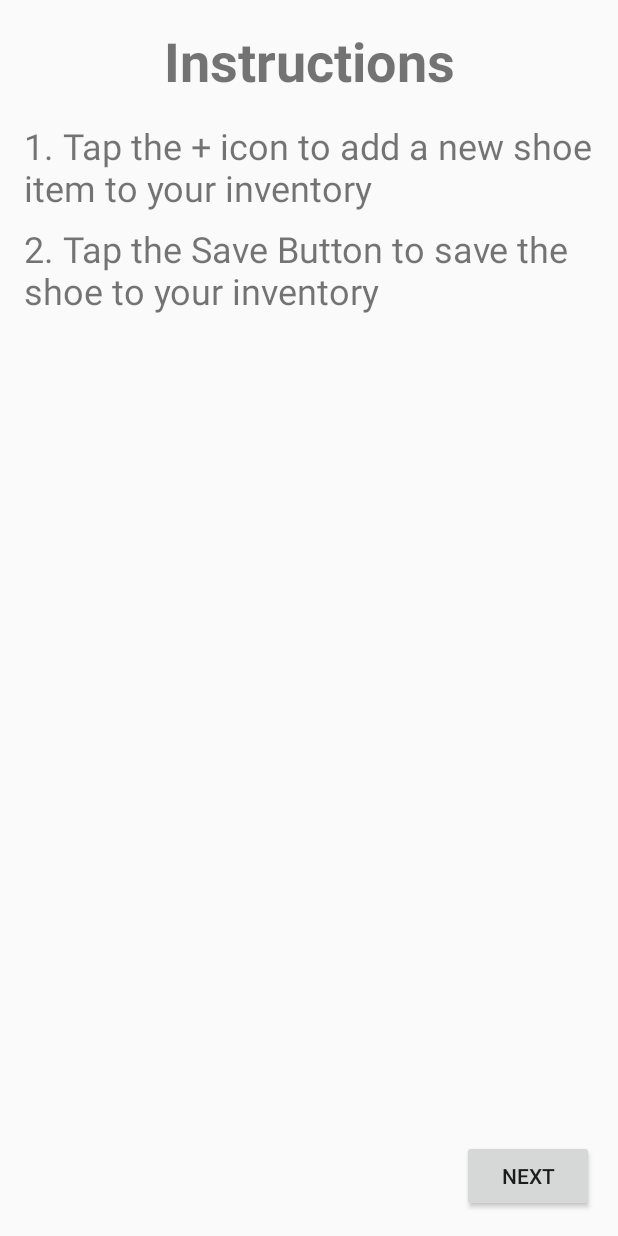
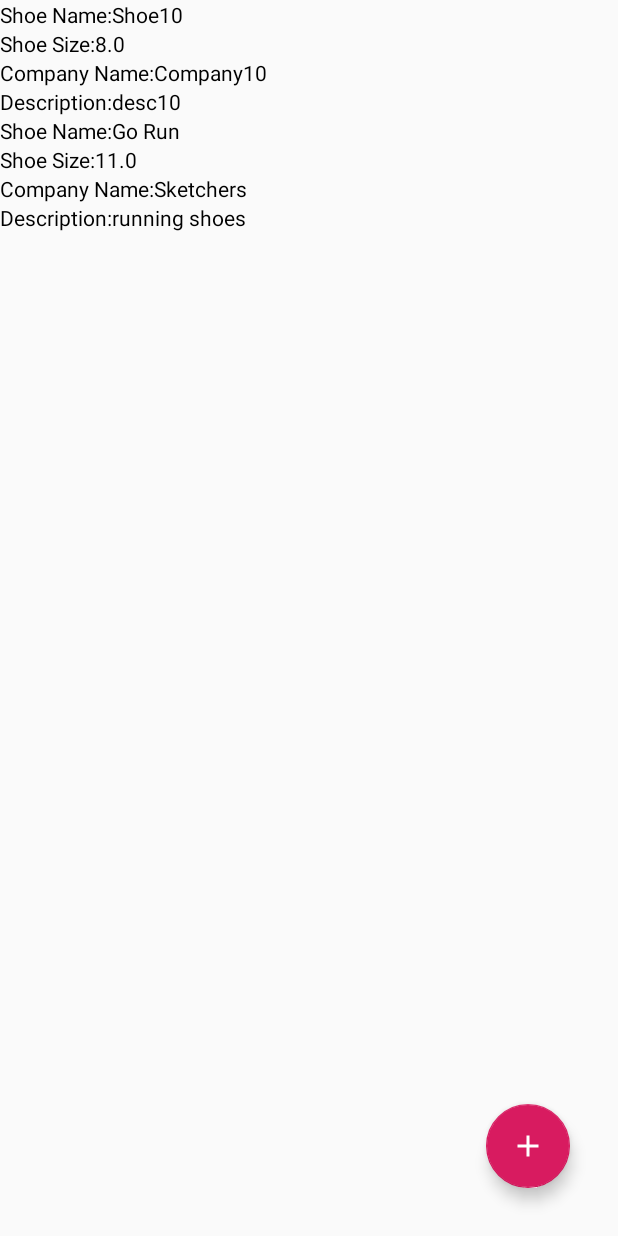
Before and after one commit to ajaysinghthakur/ShoeStore, an Android app: the InstructionFragment screen opened through its navigation route, after a tap on "NEXT", on a phone screen of 412 x 824 dp. Run offline under Robolectric (Android 15) with nearby library versions, the phone set to English and light mode, and no system bars; our stand-ins replace Timber, data binding, navigation-ui.

Commit message:
added shoe list, working on shoe detail

```diff
--- /dev/null
+++ b/app/src/main/java/com/udacity/shoestore/models/ShoeListViewModel.kt
@@ -0,0 +1,29 @@
+package com.udacity.shoestore.models
+
+import androidx.lifecycle.LiveData
+import androidx.lifecycle.MutableLiveData
+import androidx.lifecycle.ViewModel
+import timber.log.Timber
+
+class ShoeListViewModel: ViewModel() {
+
+    private var _shoeList = MutableLiveData<MutableList<Shoe>>()
+    val  shoeList: LiveData<MutableList<Shoe>>
+        get() = _shoeList
+
+    init {
+        Timber.i("in init")
+        _shoeList.value = mutableListOf()
+        addShoe("Shoe10", 8.0, "Company10", "desc10")
+        addShoe("Go Run", size = 11.0, company = "Sketchers", description = "running shoes")
+    }
+
+    fun addShoe(name: String, size: Double, company: String, description: String) {
+        Timber.i("Adding shoe")
+        _shoeList.value?.add(Shoe(name, size, company, description))
+        Timber.i(_shoeList.value?.joinToString())
+    }
+
+
+
+}
--- /dev/null
+++ b/app/src/main/java/com/udacity/shoestore/ui/detail/ShoeDetailFragment.kt
@@ -0,0 +1,30 @@
+package com.udacity.shoestore.ui.detail
+
+import android.os.Bundle
+import androidx.fragment.app.Fragment
+import android.view.LayoutInflater
+import android.view.View
+import android.view.ViewGroup
+import com.udacity.shoestore.R
+
+
+/**
+ * A simple [Fragment] subclass.
+ * Use the [ShoeDetailFragment.newInstance] factory method to
+ * create an instance of this fragment.
+ */
+class ShoeDetailFragment : Fragment() {
+
+
+    override fun onCreate(savedInstanceState: Bundle?) {
+        super.onCreate(savedInstanceState)
+    }
+
+    override fun onCreateView(
+        inflater: LayoutInflater, container: ViewGroup?,
+        savedInstanceState: Bundle?
+    ): View? {
+        // Inflate the layout for this fragment
+        return inflater.inflate(R.layout.fragment_shoe_detail, container, false)
+    }
+}
--- /dev/null
+++ b/app/src/main/java/com/udacity/shoestore/ui/home/ShoeListFragment.kt
@@ -0,0 +1,62 @@
+package com.udacity.shoestore.ui.home
+
+import android.os.Bundle
+import android.view.*
+import androidx.fragment.app.Fragment
+import androidx.databinding.DataBindingUtil
+import androidx.fragment.app.activityViewModels
+import androidx.lifecycle.LifecycleOwner
+import androidx.lifecycle.Observer
+import androidx.navigation.fragment.findNavController
+import com.udacity.shoestore.R
+import com.udacity.shoestore.databinding.FragmentShoeListBinding
+import com.udacity.shoestore.databinding.ShowRowBinding
+import com.udacity.shoestore.models.ShoeListViewModel
+import timber.log.Timber
+
+
+/**
+ * A simple [Fragment] subclass.
+ * Use the [ShoeListFragment.newInstance] factory method to
+ * create an instance of this fragment.
+ */
+class ShoeListFragment : Fragment() {
+
+    private val viewModel : ShoeListViewModel by activityViewModels()
+
+    override fun onCreate(savedInstanceState: Bundle?) {
+        super.onCreate(savedInstanceState)
+    }
+
+    override fun onCreateView(
+        inflater: LayoutInflater, container: ViewGroup?,
+        savedInstanceState: Bundle?
+    ): View? {
+        // Inflate the layout for this fragment
+        val  binding: FragmentShoeListBinding = DataBindingUtil.inflate(inflater, R.layout.fragment_shoe_list, container, false)
+        viewModel.shoeList.observe(this as LifecycleOwner, Observer {
+            for (shoe in viewModel.shoeList.value!!) {
+                val rowBinding = ShowRowBinding.inflate(inflater)
+                rowBinding.shoeData = shoe
+                binding.innerLayout.addView(rowBinding.root)
+            }
+        })
+
+        binding.fab.setOnClickListener {
+            Timber.i("in addShoeButton listener")
+            Timber.i(viewModel.shoeList.value?.joinToString(separator = "\n"))
+            val action = ShoeListFragmentDirections.actionShoeListFragmentToShoeDetailFragment()
+            findNavController().navigate(action)
+        }
+
+        // to show option menu
+        setHasOptionsMenu(true)
+
+        return binding.root
+    }
+
+    override fun onCreateOptionsMenu(menu: Menu, inflater: MenuInflater) {
+        inflater.inflate(R.menu.logout_menu, menu)
+        super.onCreateOptionsMenu(menu, inflater)
+    }
+}
--- a/app/src/main/java/com/udacity/shoestore/ui/onboarding/InstructionFragment.kt
+++ b/app/src/main/java/com/udacity/shoestore/ui/onboarding/InstructionFragment.kt
@@ -27,7 +27,7 @@ class InstructionFragment : Fragment() {
         val binding = DataBindingUtil.inflate<FragmentInstructionBinding>(inflater, R.layout.fragment_instruction, container, false)
 
         binding.instructionsNextButton.setOnClickListener {
-            val action = WelcomeFragmentDirections.actionWelcomeToInstruction()
+            val action = InstructionFragmentDirections.actionInstructionFragmentToHomeNavigation()
             NavHostFragment.findNavController(this).navigate(action)
         }
 
--- /dev/null
+++ b/app/src/main/res/layout/fragment_shoe_detail.xml
@@ -0,0 +1,14 @@
+<?xml version="1.0" encoding="utf-8"?>
+<FrameLayout xmlns:android="http://schemas.android.com/apk/res/android"
+    xmlns:tools="http://schemas.android.com/tools"
+    android:layout_width="match_parent"
+    android:layout_height="match_parent"
+    tools:context=".ui.detail.ShoeDetailFragment">
+
+    <!-- TODO: Update blank fragment layout -->
+    <TextView
+        android:layout_width="match_parent"
+        android:layout_height="match_parent"
+        android:text="@string/hello_blank_fragment" />
+
+</FrameLayout>
--- /dev/null
+++ b/app/src/main/res/layout/fragment_shoe_list.xml
@@ -0,0 +1,49 @@
+<?xml version="1.0" encoding="utf-8"?>
+<layout xmlns:android="http://schemas.android.com/apk/res/android"
+    xmlns:app="http://schemas.android.com/apk/res-auto"
+    xmlns:tools="http://schemas.android.com/tools"
+    tools:context=".ui.home.ShoeListFragment">
+
+    <androidx.constraintlayout.widget.ConstraintLayout
+        android:layout_width="match_parent"
+        android:layout_height="match_parent">
+
+        <ScrollView
+            android:id="@+id/scrollView"
+            android:layout_width="0dp"
+            android:layout_height="0dp"
+            app:layout_constraintBottom_toBottomOf="parent"
+            app:layout_constraintEnd_toEndOf="parent"
+            app:layout_constraintHorizontal_bias="1.0"
+            app:layout_constraintStart_toStartOf="parent"
+            app:layout_constraintTop_toTopOf="parent"
+            app:layout_constraintVertical_bias="1.0"
+            tools:ignore="SpeakableTextPresentCheck">
+
+
+            <LinearLayout
+                android:id="@+id/inner_layout"
+                android:layout_width="match_parent"
+                android:layout_height="wrap_content"
+                android:orientation="vertical">
+
+            </LinearLayout>
+        </ScrollView>
+
+        <com.google.android.material.floatingactionbutton.FloatingActionButton
+            android:id="@+id/fab"
+            android:layout_width="wrap_content"
+            android:layout_height="wrap_content"
+            android:layout_gravity="end|bottom"
+            android:layout_margin="32dp"
+            android:layout_marginEnd="32dp"
+            android:layout_marginBottom="32dp"
+            android:contentDescription="TODO"
+            android:src="@drawable/ic_add"
+            app:layout_constraintBottom_toBottomOf="parent"
+            app:layout_constraintEnd_toEndOf="@+id/scrollView" />
+
+
+    </androidx.constraintlayout.widget.ConstraintLayout>
+
+</layout>
--- a/app/src/main/res/layout/fragment_welcome.xml
+++ b/app/src/main/res/layout/fragment_welcome.xml
@@ -8,8 +8,7 @@
     <androidx.constraintlayout.widget.ConstraintLayout
         android:id="@+id/welcome_constraint_layout"
         android:layout_width="match_parent"
-        android:layout_height="match_parent"
-        tools:context=".screens.welcome.WelcomeFragment">
+        android:layout_height="match_parent">
 
         <TextView
             android:id="@+id/welcome_header"
--- /dev/null
+++ b/app/src/main/res/layout/show_row.xml
@@ -0,0 +1,55 @@
+<?xml version="1.0" encoding="utf-8"?>
+<layout xmlns:android="http://schemas.android.com/apk/res/android"
+    xmlns:app="http://schemas.android.com/apk/res-auto"
+    xmlns:tools="http://schemas.android.com/tools">
+
+    <data>
+        <variable
+            name="shoeData"
+            type="com.udacity.shoestore.models.Shoe" />
+    </data>
+
+    <LinearLayout
+        android:layout_width="match_parent"
+        android:layout_height="wrap_content"
+        android:orientation="vertical">
+
+        <TextView
+            android:id="@+id/name_label"
+            android:layout_width="match_parent"
+            android:layout_height="wrap_content"
+            android:text="@{@string/shoe_name + shoeData.name}"
+            android:textAlignment="viewStart"
+            android:textColor="@color/text_color"
+            android:visibility="visible" />
+
+        <TextView
+            android:id="@+id/size_label"
+            android:layout_width="match_parent"
+            android:layout_height="wrap_content"
+            android:text="@{@string/shoe_size + shoeData.size}"
+            android:textAlignment="viewStart"
+            android:textColor="@color/text_color"
+            android:visibility="visible" />
+
+
+        <TextView
+            android:id="@+id/company_label"
+            android:layout_width="match_parent"
+            android:layout_height="wrap_content"
+            android:text="@{@string/company_name + shoeData.company}"
+            android:textAlignment="viewStart"
+            android:textColor="@color/text_color"
+            android:visibility="visible" />
+
+        <TextView
+            android:id="@+id/description_label"
+            android:layout_width="match_parent"
+            android:layout_height="wrap_content"
+            android:text="@{@string/description + shoeData.description}"
+            android:textAlignment="viewStart"
+            android:textColor="@color/text_color"
+            android:visibility="visible" />
+    </LinearLayout>
+
+</layout>
--- /dev/null
+++ b/app/src/main/res/menu/logout_menu.xml
@@ -0,0 +1,10 @@
+<?xml version="1.0" encoding="utf-8"?>
+<menu xmlns:android="http://schemas.android.com/apk/res/android"
+    xmlns:app="http://schemas.android.com/apk/res-auto">
+
+    <item
+        android:id="@+id/loginFragment"
+        android:icon="@android:drawable/ic_menu_directions"
+        android:title="Logout"
+        app:showAsAction="never" />
+</menu>
--- /dev/null
+++ b/app/src/main/res/navigation/home_navigation.xml
@@ -0,0 +1,26 @@
+<?xml version="1.0" encoding="utf-8"?>
+<navigation xmlns:android="http://schemas.android.com/apk/res/android"
+    xmlns:app="http://schemas.android.com/apk/res-auto"
+    xmlns:tools="http://schemas.android.com/tools"
+    android:id="@+id/home_navigation"
+    app:startDestination="@id/shoeListFragment">
+
+    <fragment
+        android:id="@+id/shoeListFragment"
+        android:name="com.udacity.shoestore.ui.home.ShoeListFragment"
+        android:label="fragment_shoe_list"
+        tools:layout="@layout/fragment_shoe_list" >
+        <action
+            android:id="@+id/action_shoeListFragment_to_shoeDetailFragment"
+            app:destination="@id/shoeDetailFragment" />
+    </fragment>
+    <fragment
+        android:id="@+id/shoeDetailFragment"
+        android:name="com.udacity.shoestore.ui.detail.ShoeDetailFragment"
+        android:label="fragment_shoe_detail"
+        tools:layout="@layout/fragment_shoe_detail" >
+        <action
+            android:id="@+id/action_shoeDetailFragment_to_shoeListFragment"
+            app:destination="@id/shoeListFragment" />
+    </fragment>
+</navigation>
--- a/app/src/main/res/navigation/navigation.xml
+++ b/app/src/main/res/navigation/navigation.xml
@@ -27,5 +27,10 @@
         android:id="@+id/instructionFragment"
         android:name="com.udacity.shoestore.ui.onboarding.InstructionFragment"
         android:label="fragment_instruction"
-        tools:layout="@layout/fragment_instruction" />
+        tools:layout="@layout/fragment_instruction" >
+        <action
+            android:id="@+id/action_instructionFragment_to_home_navigation"
+            app:destination="@id/home_navigation" />
+    </fragment>
+    <include app:graph="@navigation/home_navigation" />
 </navigation>
--- a/app/src/main/res/values/colors.xml
+++ b/app/src/main/res/values/colors.xml
@@ -3,4 +3,6 @@
     <color name="colorPrimary">#008577</color>
     <color name="colorPrimaryDark">#00574B</color>
     <color name="colorAccent">#D81B60</color>
+
+    <color name="text_color">#000000</color>
 </resources>
```
